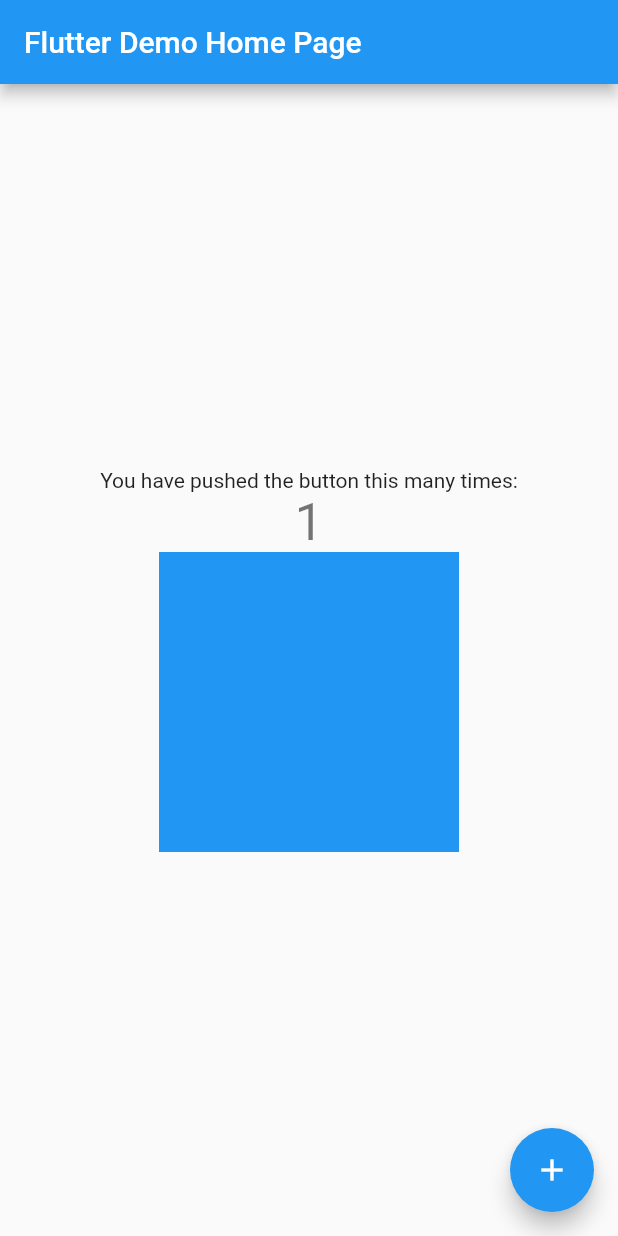
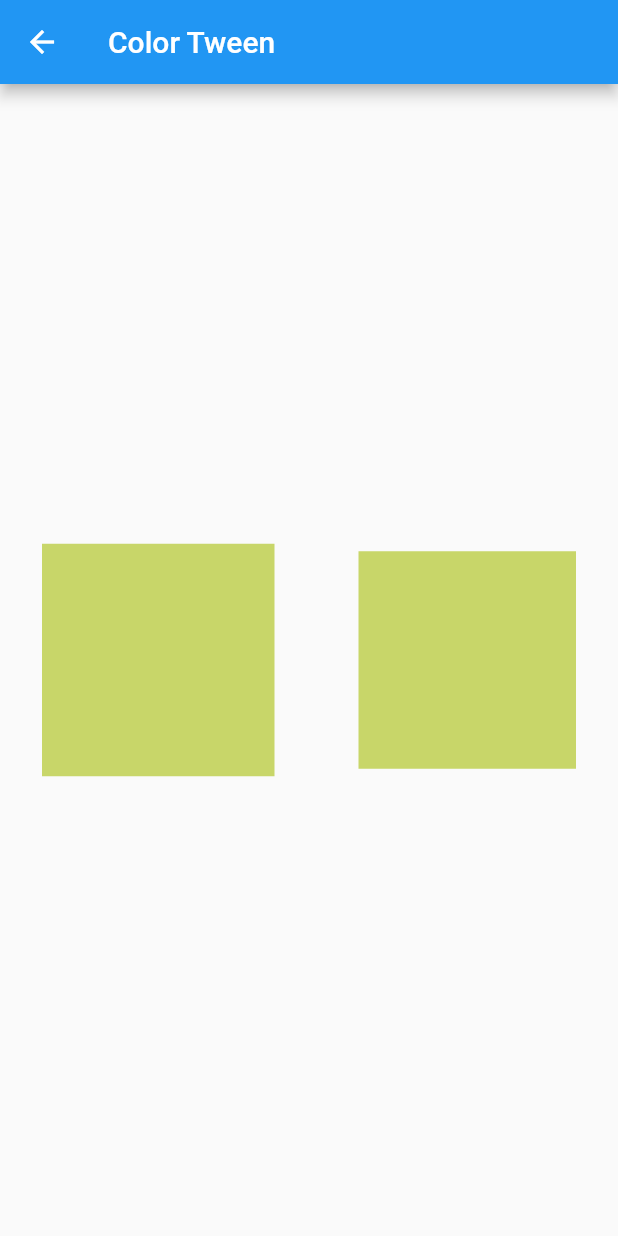
Before and after one commit to Forhan96/flutter_animation, a Flutter app: the screen it shows after launch, after a tap on the "add" icon, on a phone screen of 412 x 824 dp. Run offline on Flutter 3.47's test engine with Material 2 defaults, Android fonts, the phone set to English and light mode, and no system bars.

Commit message:
- Color tween

```diff
--- /dev/null
+++ b/lib/components/color_tween.dart
@@ -0,0 +1,49 @@
+import 'package:flutter/material.dart';
+
+class ColorAnimation extends StatefulWidget {
+  final double begin;
+  final double end;
+
+  const ColorAnimation({
+    Key? key,
+    required this.begin,
+    required this.end,
+  }) : super(key: key);
+
+  @override
+  State<ColorAnimation> createState() => _ColorAnimationState();
+}
+
+class _ColorAnimationState extends State<ColorAnimation> with SingleTickerProviderStateMixin {
+  late AnimationController _animationController;
+  late Animation<double> _sizeAnimation;
+  late Animation _colorAnimation;
+
+  @override
+  void initState() {
+    super.initState();
+    _animationController = AnimationController(
+      vsync: this,
+      duration: Duration(seconds: 2),
+    );
+
+    _sizeAnimation = Tween<double>(begin: widget.begin, end: widget.end).animate(_animationController);
+    _colorAnimation =
+        ColorTween(begin: Colors.blue, end: Colors.yellow).animate(CurvedAnimation(parent: _animationController, curve: Curves.bounceOut));
+
+    _animationController.addListener(() {
+      setState(() {});
+    });
+    _animationController.repeat(reverse: true);
+  }
+
+  @override
+  Widget build(BuildContext context) {
+    // _animationController.forward();
+    return Container(
+      height: _sizeAnimation.value,
+      width: _sizeAnimation.value,
+      color: _colorAnimation.value,
+    );
+  }
+}
--- a/lib/components/fade.dart
+++ b/lib/components/fade.dart
@@ -17,7 +17,7 @@ class _FadeState extends State<Fade> with SingleTickerProviderStateMixin {
   void initState() {
     _animationController = AnimationController(
       vsync: this,
-      duration: Duration(seconds: 1),
+      duration: Duration(seconds: 3),
     );
     if (widget.fadeIn) {
       _animation = Tween(begin: 0.0, end: 1.0).animate(_animationController);
--- a/lib/main.dart
+++ b/lib/main.dart
@@ -1,5 +1,6 @@
 import 'package:flutter/material.dart';
 import 'package:flutter_animation/components/fade.dart';
+import 'package:flutter_animation/screens/color_tween.dart';
 
 void main() {
   runApp(const MyApp());
@@ -31,14 +32,6 @@ class MyHomePage extends StatefulWidget {
 }
 
 class _MyHomePageState extends State<MyHomePage> {
-  int _counter = 0;
-
-  void _incrementCounter() {
-    setState(() {
-      _counter++;
-    });
-  }
-
   @override
   Widget build(BuildContext context) {
     return Scaffold(
@@ -46,27 +39,17 @@ class _MyHomePageState extends State<MyHomePage> {
         title: Text(widget.title),
       ),
       body: Center(
-        child: Column(
-          mainAxisAlignment: MainAxisAlignment.center,
-          children: <Widget>[
-            const Text(
-              'You have pushed the button this many times:',
-            ),
-            Text(
-              '$_counter',
-              style: Theme.of(context).textTheme.headline4,
-            ),
-            Fade(
-                child: Container(
-              height: 200,
-              width: 200,
-              color: Colors.blue,
-            ))
-          ],
-        ),
+        child: Fade(
+            child: Container(
+          height: 200,
+          width: 200,
+          color: Colors.blue,
+        )),
       ),
       floatingActionButton: FloatingActionButton(
-        onPressed: _incrementCounter,
+        onPressed: () {
+          Navigator.push(context, MaterialPageRoute(builder: (context) => ColorTweenScreen()));
+        },
         tooltip: 'Increment',
         child: const Icon(Icons.add),
       ), // This trailing comma makes auto-formatting nicer for build methods.
--- /dev/null
+++ b/lib/screens/color_tween.dart
@@ -0,0 +1,31 @@
+import 'package:flutter/cupertino.dart';
+import 'package:flutter/material.dart';
+import 'package:flutter_animation/components/color_tween.dart';
+
+class ColorTweenScreen extends StatelessWidget {
+  const ColorTweenScreen({Key? key}) : super(key: key);
+
+  @override
+  Widget build(BuildContext context) {
+    return Scaffold(
+      appBar: AppBar(
+        title: Text("Color Tween"),
+      ),
+      body: Center(
+        child: Row(
+          mainAxisAlignment: MainAxisAlignment.spaceAround,
+          children: [
+            ColorAnimation(
+              begin: 100.0,
+              end: 200.0,
+            ),
+            ColorAnimation(
+              begin: 200.0,
+              end: 100.0,
+            ),
+          ],
+        ),
+      ), // This trailing comma makes auto-formatting nicer for build methods.
+    );
+  }
+}
```
